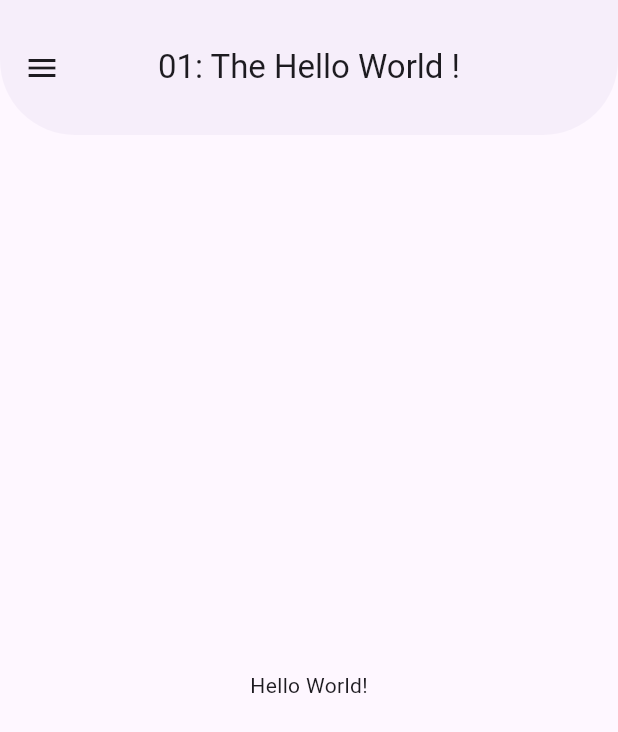
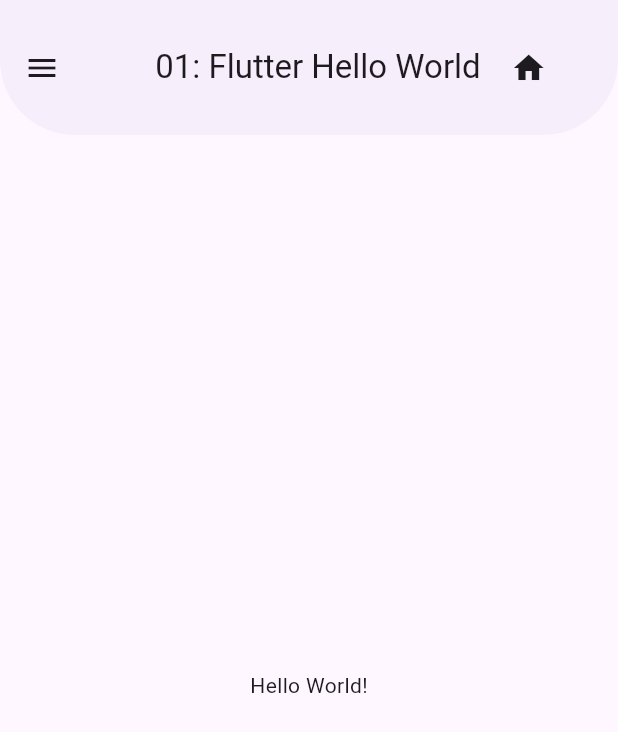
Before and after one commit to kaiqueBellmont/flutter_concept_practices, a Flutter app: the HelloWorld screen opened directly, on a phone screen of 412 x 824 dp. Shown: the top 732 px of the screen. Run offline on Flutter 3.47's test engine with Material 3 defaults, Android fonts, the phone set to English and light mode, and no system bars; our stand-ins replace accordion.

Commit message:
add transictions and home icon functionallity

```diff
--- /dev/null
+++ b/lib/components/custom_appbar.dart
@@ -0,0 +1,63 @@
+import 'package:flutter/material.dart';
+import 'package:flutter_concept_practices/pages/home.dart';
+import 'package:flutter_concept_practices/routes/routes.dart';
+
+class CustomAppBar extends StatelessWidget implements PreferredSizeWidget {
+  final String title;
+
+  const CustomAppBar({Key? key, required this.title}) : super(key: key);
+
+  @override
+  Size get preferredSize => const Size.fromHeight(90);
+
+  @override
+  Widget build(BuildContext context) {
+    return AppBar(
+      toolbarHeight: 90,
+      elevation: 1,
+      shape: const RoundedRectangleBorder(
+        borderRadius: BorderRadius.vertical(
+          bottom: Radius.circular(50),
+        ),
+      ),
+      centerTitle: true,
+      leading: const Icon(Icons.menu),
+      title: Row(
+        mainAxisAlignment: MainAxisAlignment.center,
+        children: [
+          Flexible(
+            child: FittedBox(
+              fit: BoxFit.scaleDown,
+              child: Text(
+                title,
+                textAlign: TextAlign.center,
+                style: Theme.of(context).textTheme.titleLarge,
+              ),
+            ),
+          ),
+          const SizedBox(width: 20), // Espaço entre o texto e o ícone
+          GestureDetector(
+            onTap: () {
+              Navigator.of(context).pushAndRemoveUntil(
+                PageRouteBuilder(
+                  transitionDuration: const Duration(milliseconds: 200),
+                  pageBuilder: (context, animation, secondaryAnimation) => const HomePage(),
+                  transitionsBuilder: (context, animation, secondaryAnimation, child) {
+                    return FadeTransition(
+                      opacity: animation,
+                      child: child,
+                    );
+                  },
+                ),
+                (route) => false,
+              );
+            },
+            child: const Icon(
+              Icons.home,
+            ),
+          ), // Ícone de home com ação de navegação
+        ],
+      ),
+    );
+  }
+}
--- a/lib/components/topics/basic_widgets.dart
+++ b/lib/components/topics/basic_widgets.dart
@@ -22,7 +22,7 @@
       headerPadding: const EdgeInsets.symmetric(vertical: 7, horizontal: 15),
       children: [
         AccordionSection(
-          isOpen: true,
+          isOpen: false,
           leftIcon: Icon(Icons.baby_changing_station, color: Theme.of(context).splashColor),
           headerBackgroundColor: Theme.of(context).hintColor,
           headerBackgroundColorOpened: Theme.of(context).primaryColor,
@@ -92,7 +92,7 @@
           contentBorderColor: Colors.black54,
         ),
         AccordionSection(
-          isOpen: true,
+          isOpen: false,
           leftIcon: Icon(Icons.abc, color: Theme.of(context).splashColor),
           header: const Text('Text Widgets', style: headerStyle),
           headerBackgroundColor: Theme.of(context).hintColor,
--- a/lib/main.dart
+++ b/lib/main.dart
@@ -40,7 +40,7 @@
     return MaterialApp(
       debugShowCheckedModeBanner: false,
       routes: {
-        AppRoutes.home: (ctx) => const MyHomePage(),
+        AppRoutes.home: (ctx) => const HomePage(),
         AppRoutes.helloWord: (ctx) => const HelloWorld(),
       },
       theme: ThemeData(
@@ -59,7 +59,7 @@
               ),
             ),
       ),
-      home: const MyHomePage(),
+      home: const HomePage(),
     );
   }
 }
--- a/lib/pages/basic_widgets/hello_word.dart
+++ b/lib/pages/basic_widgets/hello_word.dart
@@ -1,4 +1,6 @@
 import 'package:flutter/material.dart';
+import 'package:flutter_concept_practices/components/custom_appbar.dart';
+import 'package:flutter_concept_practices/routes/routes.dart';
 
 class HelloWorld extends StatelessWidget {
   const HelloWorld({Key? key}) : super(key: key);
@@ -6,24 +8,9 @@
   @override
   Widget build(BuildContext context) {
     //  hello app with scaffold
-    return Scaffold(
-      appBar: AppBar(
-        toolbarHeight: 90,
-        elevation: 1,
-        shape: const RoundedRectangleBorder(
-          borderRadius: BorderRadius.vertical(
-            bottom: Radius.circular(50),
-          ),
-        ),
-        centerTitle: true,
-        leading: const Icon(Icons.menu),
-        title: Text(
-          '01: The Hello World !',
-          textAlign: TextAlign.center,
-          style: Theme.of(context).textTheme.titleLarge,
-        ),
-      ),
-      body: const Center(
+    return const Scaffold(
+      appBar: CustomAppBar(title: "01: Flutter Hello World"),
+      body: Center(
         child: Text('Hello World!'),
       ),
     );
```
Also changed, not shown: lib/pages/home.dart (+25 -6 lines).
